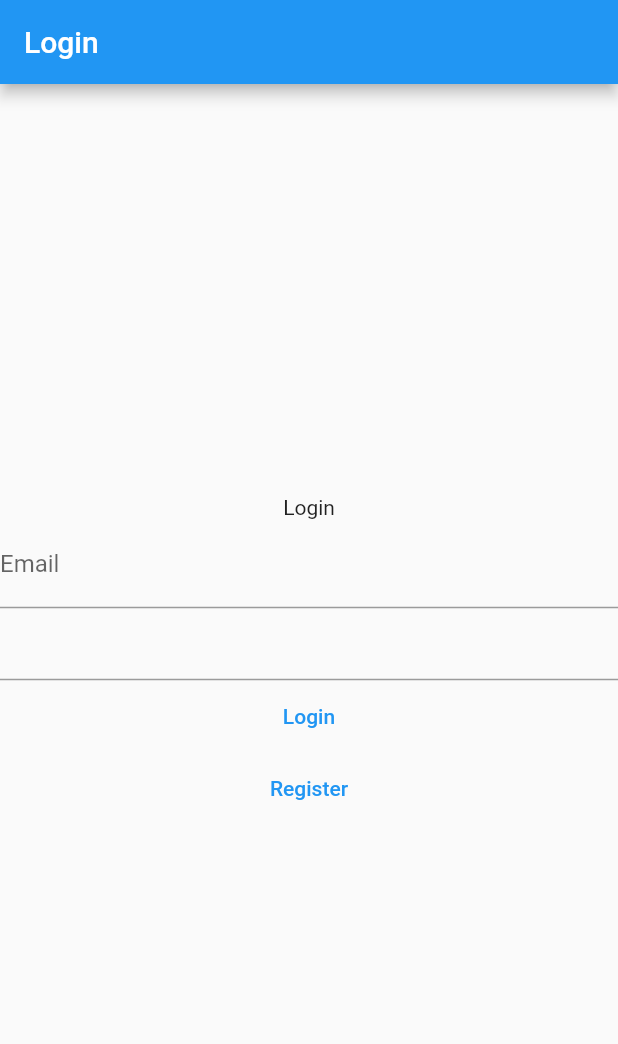
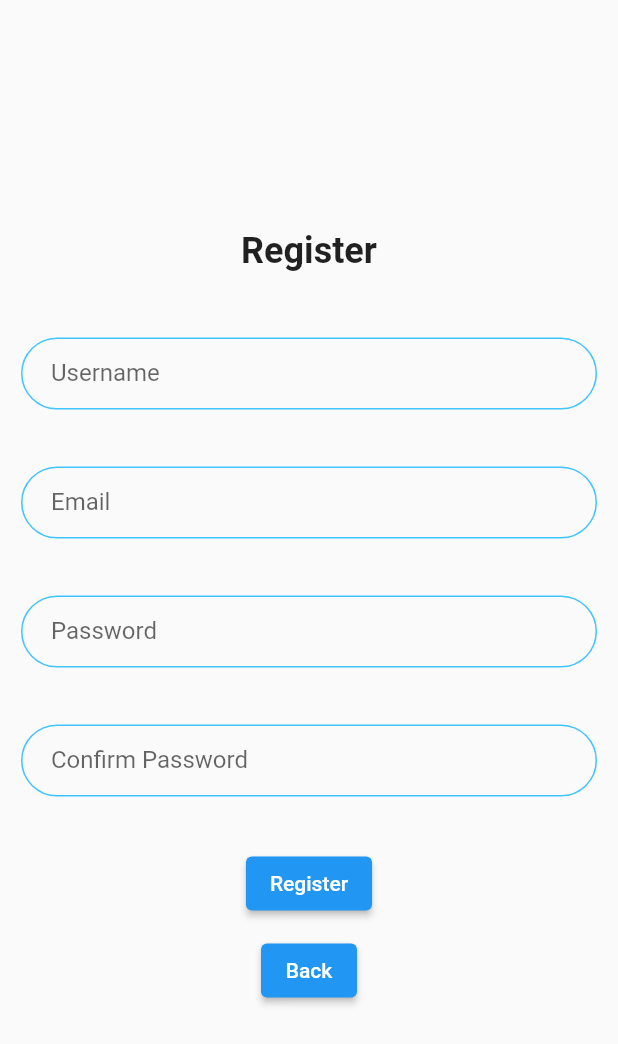
Before and after one commit to zyteo/lovely_money, a Flutter app: the screen it shows after launch, after a tap on "Register", on a phone screen of 412 x 824 dp. Shown: the top 1044 px of the screen. Run offline on Flutter 3.47's test engine with Material 2 defaults, Android fonts, the phone set to English and light mode, and no system bars.

Commit message:
got the login and register page up, now to set logic

```diff
--- /dev/null
+++ b/lib/constants.dart
@@ -0,0 +1,38 @@
+import "package:flutter/material.dart";
+
+InputDecoration kInputDecoration(String labelText) {
+  return InputDecoration(
+    labelText: labelText,
+    contentPadding: EdgeInsets.symmetric(vertical: 8.0, horizontal: 20.0),
+    border: OutlineInputBorder(
+      borderRadius: BorderRadius.all(Radius.circular(32.0)),
+    ),
+    enabledBorder: OutlineInputBorder(
+      borderSide: BorderSide(color: Colors.lightBlueAccent, width: 1.0),
+      borderRadius: BorderRadius.all(Radius.circular(32.0)),
+    ),
+    focusedBorder: OutlineInputBorder(
+      borderSide: BorderSide(color: Colors.lightBlueAccent, width: 2.0),
+      borderRadius: BorderRadius.all(Radius.circular(32.0)),
+    ),
+  );
+}
+
+const kTitleStyle = TextStyle(
+  fontSize: 24,
+  fontWeight: FontWeight.bold,
+);
+
+const kSizedBoxSmall = SizedBox(
+  height: 10,
+);
+
+const kSizedBoxMedium = SizedBox(
+  height: 20,
+);
+
+const kSizedBoxLarge = SizedBox(
+  height: 30,
+);
+
+const kPadding = EdgeInsets.all(14);
--- a/lib/main.dart
+++ b/lib/main.dart
@@ -1,5 +1,6 @@
 import 'package:flutter/material.dart';
 import 'package:lovely_money/screens/login.dart';
+import 'package:lovely_money/screens/register.dart';
 
 void main() {
   runApp(LovelyMoney());
@@ -19,6 +20,7 @@
       //route
       routes: {
         LoginScreen.id: (context) => LoginScreen(),
+        RegisterScreen.id: (context) => RegisterScreen(),
       },
     );
   }
--- a/lib/screens/login.dart
+++ b/lib/screens/login.dart
@@ -1,5 +1,7 @@
 import 'package:flutter/material.dart';
+import 'package:lovely_money/constants.dart';
 import 'package:lovely_money/models/login.dart';
+import 'package:lovely_money/screens/register.dart';
 
 class LoginScreen extends StatefulWidget {
   static const String id = 'login_screen';
@@ -13,35 +15,45 @@ class _LoginScreenState extends State<LoginScreen> {
   Widget build(BuildContext context) {
     return //scaffold with a text of "login" and 2 textform fields, with 2 text buttons of login and register
         Scaffold(
-      appBar: AppBar(
-        title: Text('Login'),
-      ),
       body: Center(
         child: Column(
           mainAxisAlignment: MainAxisAlignment.center,
           children: <Widget>[
-            Text('Login'),
+            Text('Login', style: kTitleStyle),
+            kSizedBoxLarge,
             // textform field for the email
-            TextFormField(
-              decoration: InputDecoration(
-                labelText: 'Email',
+            Padding(
+              padding: kPadding,
+              child: TextFormField(
+                decoration: kInputDecoration('Email'),
+                onChanged: (value) {
+                  // do something with the email
+                  // use provider to update the email
+                },
               ),
-              onChanged: (value) {
-                // do something with the email
-                // use provider to update the email
-              },
             ),
-
-            TextFormField(),
-            TextButton(
+            kSizedBoxSmall,
+            Padding(
+              padding: kPadding,
+              child: TextFormField(
+                obscureText: true,
+                decoration: kInputDecoration('Password'),
+                onChanged: (value) {
+                  // do something with the email
+                  // use provider to update the email
+                },
+              ),
+            ),
+            kSizedBoxMedium,
+            ElevatedButton(
                 onPressed: () {
                   print('object');
                 },
                 child: Text('Login')),
-            //text button of register with decoration
-            TextButton(
+            kSizedBoxSmall,
+            ElevatedButton(
                 onPressed: () {
-                  print('object2');
+                  Navigator.pushNamed(context, RegisterScreen.id);
                 },
                 child: Text('Register')),
           ],
--- /dev/null
+++ b/lib/screens/register.dart
@@ -0,0 +1,106 @@
+import 'package:flutter/material.dart';
+import 'package:lovely_money/constants.dart';
+
+class RegisterScreen extends StatefulWidget {
+  static const String id = 'register_screen';
+
+  @override
+  State<RegisterScreen> createState() => _RegisterScreenState();
+}
+
+class _RegisterScreenState extends State<RegisterScreen> {
+  String? _username;
+  String? _password;
+  String? _email;
+  String? _confirmPassword;
+
+  @override
+  Widget build(BuildContext context) {
+    //return scaffold with a text of "register" and 4 textform fields, with text buttons of register and back
+    return Scaffold(
+      body: Center(
+        child: Column(
+          mainAxisAlignment: MainAxisAlignment.center,
+          children: <Widget>[
+            Text('Register', style: kTitleStyle),
+            kSizedBoxLarge,
+            // textform field for the username
+            Padding(
+              padding: kPadding,
+              child: TextFormField(
+                decoration: kInputDecoration('Username'),
+                onChanged: (value) {
+                  _username = value;
+                },
+              ),
+            ),
+            kSizedBoxSmall,
+            // textform field for the email
+            Padding(
+              padding: kPadding,
+              child: TextFormField(
+                decoration: kInputDecoration('Email'),
+                onChanged: (value) {
+                  _email = value;
+                },
+              ),
+            ),
+            kSizedBoxSmall,
+            // textform field for the password
+            Padding(
+              padding: kPadding,
+              child: TextFormField(
+                obscureText: true,
+                decoration: kInputDecoration('Password'),
+                onChanged: (value) {
+                  _password = value;
+                },
+              ),
+            ),
+            kSizedBoxSmall,
+            // textform field for the confirm password
+            Padding(
+              padding: kPadding,
+              child: TextFormField(
+                obscureText: true,
+                decoration: kInputDecoration('Confirm Password'),
+                onChanged: (value) {
+                  _confirmPassword = value;
+                },
+              ),
+            ),
+            kSizedBoxMedium,
+            ElevatedButton(
+                onPressed: () {
+
+                  // showDialog(
+                  //   context: context,
+                  //   builder: (BuildContext context) {
+                  //     return AlertDialog(
+                  //       title: Text('Password does not match'),
+                  //       content: Text('Please try again'),
+                  //       actions: <Widget>[
+                  //         ElevatedButton(
+                  //           child: Text('Ok'),
+                  //           onPressed: () {
+                  //             Navigator.pop(context);
+                  //           },
+                  //         ),
+                  //       ],
+                  //     );
+                  //   },
+                  // );
+                },
+                child: Text('Register')),
+            kSizedBoxSmall,
+            ElevatedButton(
+                onPressed: () {
+                  Navigator.pop(context);
+                },
+                child: Text('Back')),
+          ],
+        ),
+      ),
+    );
+  }
+}
```
